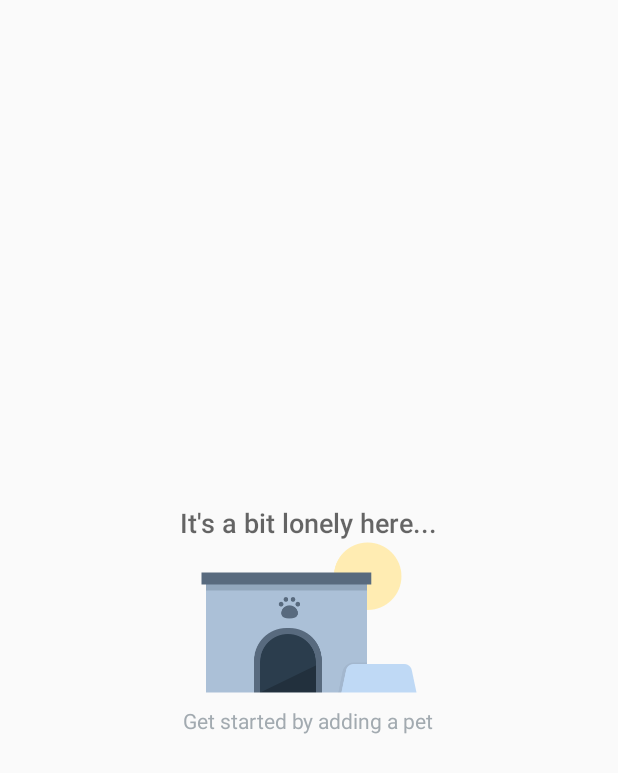
After one commit to raicalvin/abnd-p10-pets-app, an Android app: the layout empty_view.xml on its own in the app's theme, with its tools: preview values and no code run, on a phone screen of 412 x 824 dp. The commit adds this screen. Shown: the top 773 px of the screen. Run offline under Robolectric (Android 15) with nearby library versions, the phone set to English and light mode, and no system bars.

Commit message:
Added empty list view layout for use when no data is visible.

```diff
--- /dev/null
+++ b/app/src/main/res/layout/empty_view.xml
@@ -0,0 +1,40 @@
+<?xml version="1.0" encoding="utf-8"?>
+
+<RelativeLayout xmlns:android="http://schemas.android.com/apk/res/android"
+    android:id="@+id/empty_view"
+    android:layout_width="match_parent"
+    android:layout_height="match_parent"
+    >
+
+    <TextView
+        android:id="@+id/empty_title_text"
+        android:layout_width="wrap_content"
+        android:layout_height="wrap_content"
+        android:layout_above="@+id/empty_shelter_image"
+        android:layout_centerHorizontal="true"
+        android:fontFamily="sans-serif-medium"
+        android:paddingTop="16dp"
+        android:text="@string/empty_view_title_text"
+        android:textAppearance="?android:textAppearanceMedium" />
+
+    <ImageView
+        android:id="@+id/empty_shelter_image"
+        android:layout_width="wrap_content"
+        android:layout_height="wrap_content"
+        android:layout_centerHorizontal="true"
+        android:layout_centerVertical="true"
+        android:src="@drawable/ic_empty_shelter" />
+
+    <TextView
+        android:id="@+id/empty_subtitle_text"
+        android:layout_width="wrap_content"
+        android:layout_height="wrap_content"
+        android:layout_below="@+id/empty_shelter_image"
+        android:layout_centerHorizontal="true"
+        android:fontFamily="sans-serif"
+        android:paddingTop="8dp"
+        android:text="@string/empty_view_subtitle_text"
+        android:textAppearance="?android:textAppearanceSmall"
+        android:textColor="#A2AAB0" />
+
+</RelativeLayout>
--- a/app/src/main/res/values/strings.xml
+++ b/app/src/main/res/values/strings.xml
@@ -64,4 +64,10 @@
 
     <!-- Toast string for successful insertion of pet -->
     <string name="editor_insert_pet_successful">Pet added!</string>
+
+    <!-- Title text for the empty view, which describes the empty dog house image [CHAR LIMIT=50] -->
+    <string name="empty_view_title_text">It\'s a bit lonely here...</string>
+
+    <!-- Subtitle text for the empty view that prompts the user to add a pet [CHAR LIMIT=50] -->
+    <string name="empty_view_subtitle_text">Get started by adding a pet</string>
 </resources>
```
Also changed, not shown: app/src/main/java/com/example/android/pets/CatalogActivity.java (+7 -59 lines), app/src/main/java/com/example/android/pets/PetCursorAdapter.java (+21 -3 lines), app/src/main/res/layout/activity_catalog.xml (+7 -11 lines).
